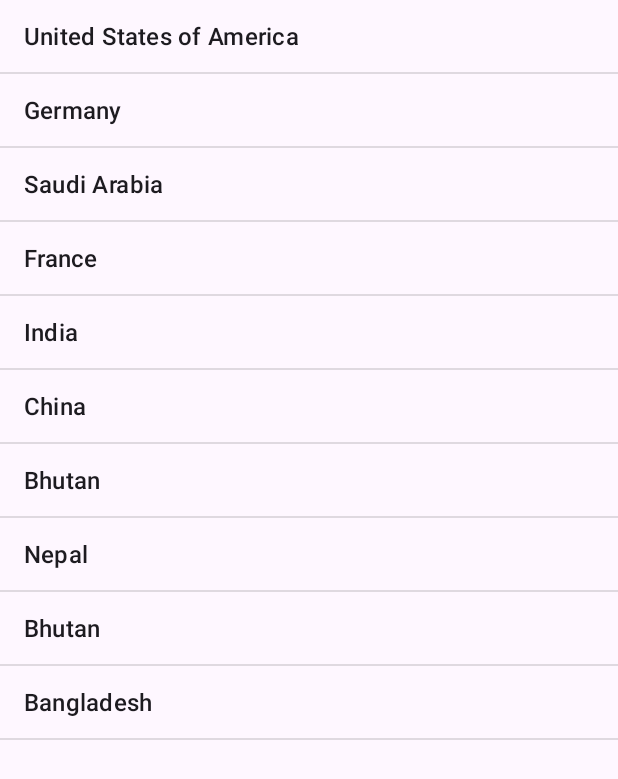
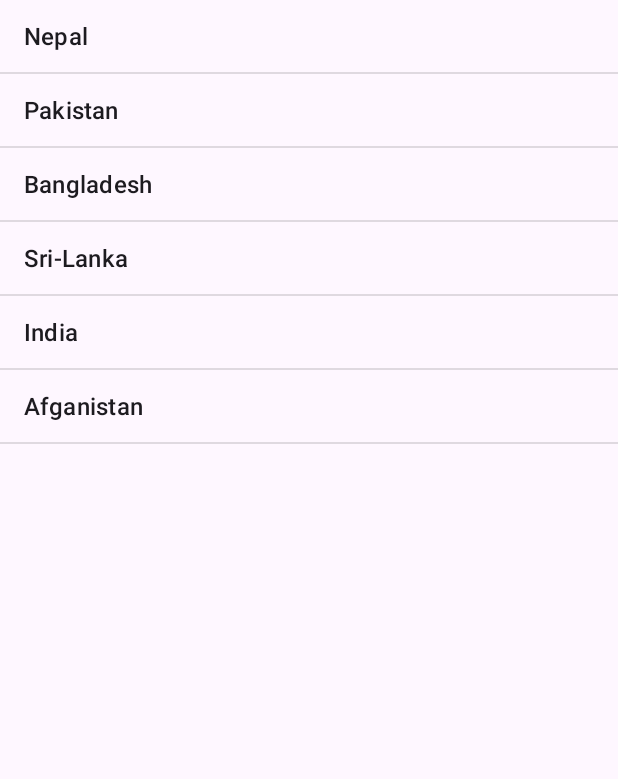
Before and after one commit to Devendra1011/Adapter_App, an Android app: the screen it shows after launch (MainActivity), on a phone screen of 412 x 824 dp. Shown: the top 779 px of the screen. Run offline under Robolectric (Android 15) with nearby library versions, the phone set to English and light mode, and no system bars.

Commit message:
code revision

```diff
--- a/app/src/main/java/com/example/adapterapp/MainActivity.java
+++ b/app/src/main/java/com/example/adapterapp/MainActivity.java
@@ -13,8 +13,7 @@ import androidx.core.view.WindowInsetsCompat;
 public class MainActivity extends AppCompatActivity {
 
 
-    ListView listView;
-
+ ListView listView;
     @Override
     protected void onCreate(Bundle savedInstanceState) {
         super.onCreate(savedInstanceState);
@@ -26,21 +25,17 @@ public class MainActivity extends AppCompatActivity {
             return insets;
         });
 
-        // AdapterView
-        listView = findViewById(R.id.listView);
 
-        // Data Source
-        String[] countries = {"United States of America","Germany","Saudi Arabia","France","India","China","Bhutan","Nepal","Bhutan","Bangladesh"};
+        listView =findViewById(R.id.listView);
 
 
-        ArrayAdapter<String> adapter = new ArrayAdapter<>(this, android.R.layout.simple_list_item_1,countries);
+        String[] countries = {"Nepal","Pakistan","Bangladesh","Sri-Lanka","India","Afganistan"};
 
 
-        // Link listview with the adapter
+        ArrayAdapter<String> adapter = new ArrayAdapter<>(this,android.R.layout.simple_list_item_1,countries);
+
+
         listView.setAdapter(adapter);
-
-        // Adapter: act as a bridge between the
-        // data source and the adapterView
 
     }
 }
```
